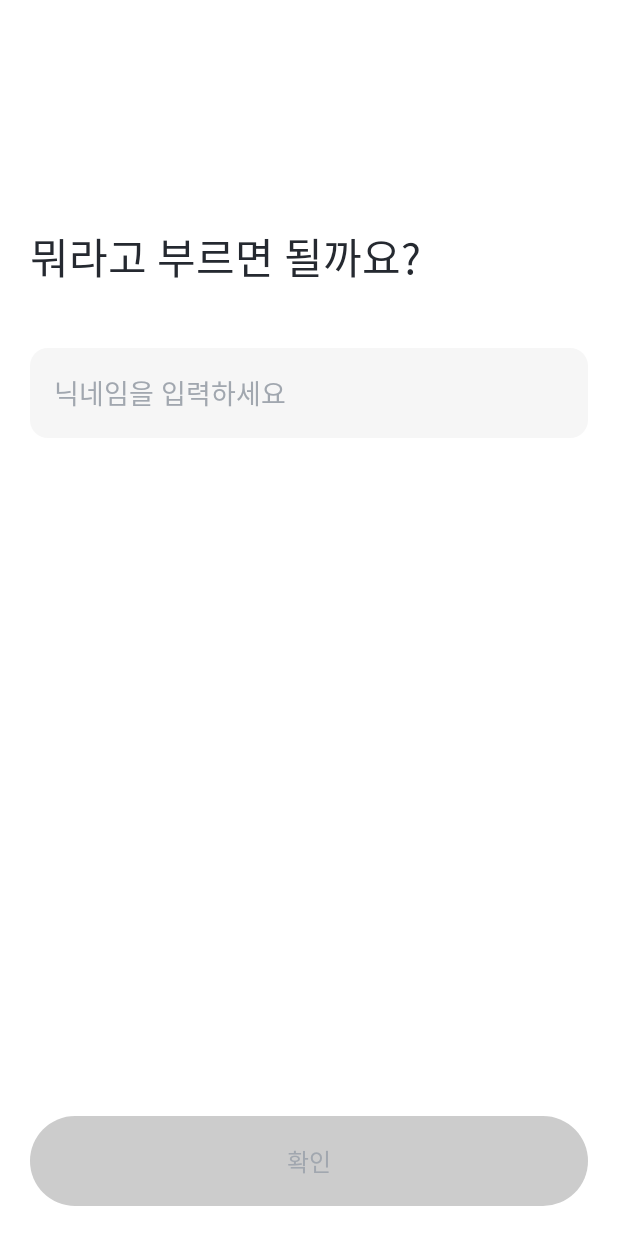
After one commit to Nexters/19th-lazy-android, an Android app: the JoinActivity screen opened directly, with no data from a screen before it, on a phone screen of 412 x 824 dp. The commit adds this screen. Run offline under Robolectric (Android 15) with nearby library versions, the phone set to English and light mode, and no system bars; our stand-ins replace Dagger/Hilt's generated code, data binding.

Commit message:
feat : 닉네임 설정 화명

```diff
--- a/app/src/main/AndroidManifest.xml
+++ b/app/src/main/AndroidManifest.xml
@@ -25,6 +25,7 @@
                 <category android:name="android.intent.category.LAUNCHER" />
             </intent-filter>
         </activity>
+        <activity android:name=".ui.JoinActivity" />
         <activity android:name=".MainActivity" />
         <activity android:name="com.kakao.sdk.auth.AuthCodeHandlerActivity">
             <intent-filter>
--- /dev/null
+++ b/app/src/main/java/com/nexters/lazy/ui/JoinActivity.kt
@@ -0,0 +1,20 @@
+package com.nexters.lazy.ui
+
+import android.os.Bundle
+import com.nexters.lazy.R
+import com.nexters.lazy.base.BaseActivity
+import com.nexters.lazy.databinding.ActivityJoinBinding
+import com.nexters.presentation.viewmodel.JoinViewModel
+import dagger.hilt.android.AndroidEntryPoint
+
+@AndroidEntryPoint
+class JoinActivity : BaseActivity<ActivityJoinBinding, JoinViewModel>() {
+    override val layoutResId = R.layout.activity_join
+    override val viewModelClass = JoinViewModel::class
+
+    override fun onCreate(savedInstanceState: Bundle?) {
+        super.onCreate(savedInstanceState)
+    }
+
+
+}
--- a/app/src/main/java/com/nexters/lazy/ui/LoginActivity.kt
+++ b/app/src/main/java/com/nexters/lazy/ui/LoginActivity.kt
@@ -5,7 +5,6 @@ import android.os.Bundle
 import com.nexters.lazy.R
 import com.nexters.lazy.base.BaseActivity
 import com.nexters.lazy.databinding.ActivityLoginBinding
-import com.nexters.lazy.ui.home.HomeActivity
 import com.nexters.lazy.util.KakaoLoginManager
 import com.nexters.presentation.viewmodel.LoginViewModel
 import dagger.hilt.android.AndroidEntryPoint
@@ -24,7 +23,7 @@ class LoginActivity : BaseActivity<ActivityLoginBinding, LoginViewModel>(){
         binding.apply {
             btnLoginGroup.setOnClickListener {
                 KakaoLoginManager(this@LoginActivity).requestLogin()
-                startActivity(Intent(this@LoginActivity, HomeActivity::class.java))
+                startActivity(Intent(this@LoginActivity, JoinActivity::class.java))
                 finish()
             }
         }
--- /dev/null
+++ b/app/src/main/res/drawable/bg_input.xml
@@ -0,0 +1,9 @@
+<?xml version="1.0" encoding="utf-8"?>
+<selector xmlns:android="http://schemas.android.com/apk/res/android">
+    <item>
+        <shape android:shape="rectangle">
+            <solid android:color="@color/gray_100"/>
+            <corners android:radius="@dimen/input_radius" />
+        </shape>
+    </item>
+</selector>
--- /dev/null
+++ b/app/src/main/res/drawable/text_btn_default.xml
@@ -0,0 +1,5 @@
+<?xml version="1.0" encoding="utf-8"?>
+<selector xmlns:android="http://schemas.android.com/apk/res/android">
+    <item android:color="@color/white" android:state_enabled="true"/>
+    <item android:color="@color/gray_600" android:state_enabled="false"/>
+</selector>
--- /dev/null
+++ b/app/src/main/res/layout/activity_join.xml
@@ -0,0 +1,69 @@
+<?xml version="1.0" encoding="utf-8"?>
+<layout xmlns:android="http://schemas.android.com/apk/res/android"
+    xmlns:app="http://schemas.android.com/apk/res-auto">
+
+    <data>
+        <variable
+            name="viewModel"
+            type="com.nexters.presentation.viewmodel.JoinViewModel" />
+
+        <import type="android.text.TextUtils" />
+
+    </data>
+
+    <androidx.constraintlayout.widget.ConstraintLayout
+        android:id="@+id/container"
+        android:layout_width="match_parent"
+        android:layout_height="match_parent"
+        android:padding="@dimen/padding_medium">
+
+        <TextView
+            android:id="@+id/tv_title"
+            android:layout_width="wrap_content"
+            android:layout_height="wrap_content"
+            app:layout_constraintTop_toTopOf="parent"
+            app:layout_constraintLeft_toLeftOf="parent"
+            android:layout_marginTop="130dp"
+            android:text="@string/nickname_title"
+            android:fontFamily="@font/pretendard_medium"
+            android:textSize="@dimen/xxl"
+            android:textColor="@color/gray_800">
+        </TextView>
+
+        <EditText
+            android:id="@+id/et_nickname"
+            android:layout_width="match_parent"
+            android:layout_height="@dimen/input_height"
+            app:layout_constraintTop_toBottomOf="@id/tv_title"
+            android:layout_marginTop="40dp"
+            android:background="@drawable/bg_input"
+            android:textColorHint="@color/gray_600"
+            android:hint="@string/nickname_hint"
+            android:padding="16dp"
+            android:fontFamily="@font/pretendard_medium"
+            android:textColor="@color/gray_800"
+            android:textSize="@dimen/m"
+            android:text="@={viewModel.state().nickname}"
+            android:inputType="textMultiLine|textNoSuggestions"
+            >
+
+        </EditText>
+
+        <TextView
+            android:id="@+id/btn_done"
+            android:layout_width="match_parent"
+            android:layout_height="@dimen/btn1_height"
+            app:layout_constraintBottom_toBottomOf="parent"
+            android:background="@drawable/bg_btn_default"
+            android:text="@string/nickname_btn"
+            android:fontFamily="@font/pretendard_bold"
+            android:textSize="@dimen/r"
+            android:textColor="@drawable/text_btn_default"
+            android:gravity="center"
+            android:enabled="@{!TextUtils.isEmpty(viewModel.state().nickname)}">
+
+        </TextView>
+
+    </androidx.constraintlayout.widget.ConstraintLayout>
+
+</layout>
--- a/app/src/main/res/values/dimens.xml
+++ b/app/src/main/res/values/dimens.xml
@@ -27,6 +27,9 @@
     <dimen name="btn_radius">30dp</dimen>
     <dimen name="btn1_height">60dp</dimen>
 
+    <dimen name="input_height">60dp</dimen>
+    <dimen name="input_radius">12dp</dimen>
+
 
     <!-- home -->
     <!-- bottom sheet -->
--- a/app/src/main/res/values/strings.xml
+++ b/app/src/main/res/values/strings.xml
@@ -41,4 +41,7 @@
     <string name="login_sub">여태 안했지만 오늘은 할 수 있도록\n도와주는 밍굴맹굴!</string>
     <string name="login_kakao">카카오톡으로 로그인</string>
 
+    <string name="nickname_title">뭐라고 부르면 될까요?</string>
+    <string name="nickname_hint">닉네임을 입력하세요</string>
+    <string name="nickname_btn">확인</string>
 </resources>
--- /dev/null
+++ b/presentation/src/main/java/com/nexters/presentation/viewmodel/JoinViewModel.kt
@@ -0,0 +1,17 @@
+package com.nexters.presentation.viewmodel
+
+import androidx.lifecycle.MutableLiveData
+import com.nexters.presentation.base.BaseViewModel
+import dagger.hilt.android.lifecycle.HiltViewModel
+import javax.inject.Inject
+
+@HiltViewModel
+class JoinViewModel @Inject constructor() : BaseViewModel() {
+    private val state: State = State()
+
+    fun state() = state
+
+    data class State(
+        val nickname : MutableLiveData<String> = MutableLiveData()
+    )
+}
```
Also changed, not shown: 1 other file.
